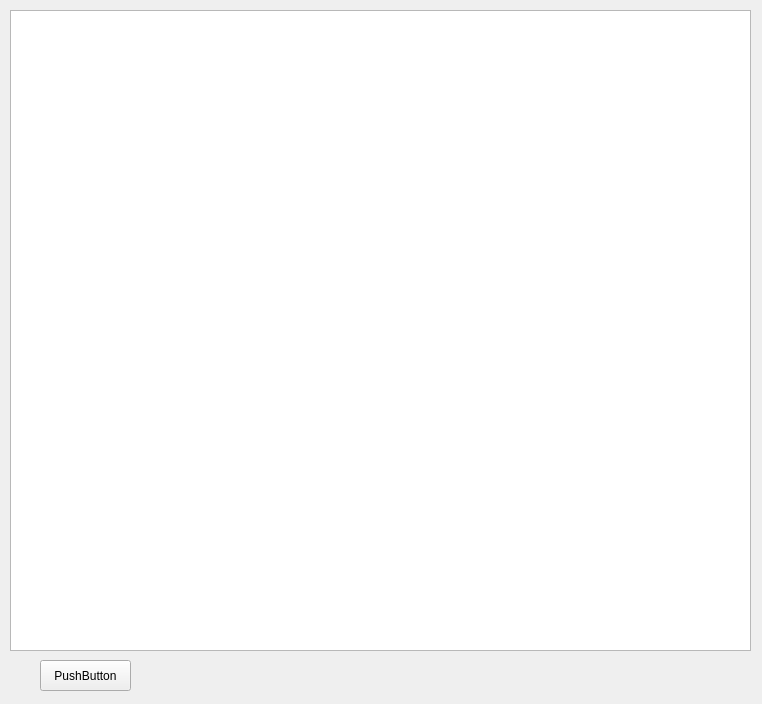
Above: mainwindow.ui from nazarlamer/TestReadDATFileAsk before the change. Below: the same form after it.
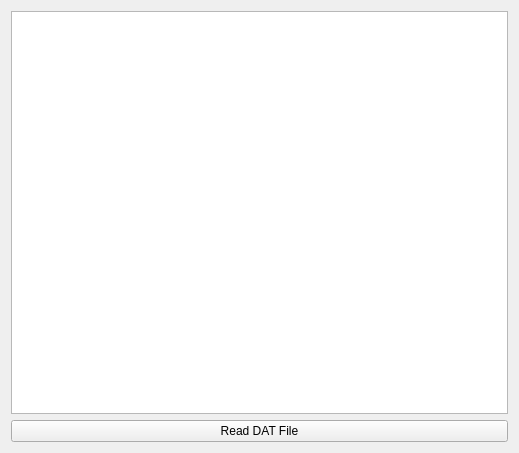
That is the form after the change.

```diff
--- a/mainwindow.ui
+++ b/mainwindow.ui
@@ -6,37 +6,33 @@
    <rect>
     <x>0</x>
     <y>0</y>
-    <width>762</width>
-    <height>704</height>
+    <width>519</width>
+    <height>453</height>
    </rect>
   </property>
   <property name="windowTitle">
    <string>MainWindow</string>
   </property>
   <widget class="QWidget" name="centralWidget">
-   <widget class="QPushButton" name="pushButton">
-    <property name="geometry">
-     <rect>
-      <x>40</x>
-      <y>660</y>
-      <width>91</width>
-      <height>31</height>
-     </rect>
-    </property>
-    <property name="text">
-     <string>PushButton</string>
-    </property>
-   </widget>
-   <widget class="QTableWidget" name="tableWidget">
-    <property name="geometry">
-     <rect>
-      <x>10</x>
-      <y>10</y>
-      <width>741</width>
-      <height>641</height>
-     </rect>
-    </property>
-   </widget>
+   <layout class="QVBoxLayout" name="verticalLayout">
+    <item>
+     <widget class="QTableWidget" name="tableWidget">
+      <property name="sizePolicy">
+       <sizepolicy hsizetype="Preferred" vsizetype="Preferred">
+        <horstretch>0</horstretch>
+        <verstretch>0</verstretch>
+       </sizepolicy>
+      </property>
+     </widget>
+    </item>
+    <item>
+     <widget class="QPushButton" name="pushButton">
+      <property name="text">
+       <string>Read DAT File</string>
+      </property>
+     </widget>
+    </item>
+   </layout>
   </widget>
  </widget>
  <layoutdefault spacing="6" margin="11"/>
```
Left out of the diff: 4 changed lines with no effect on the pictures.
